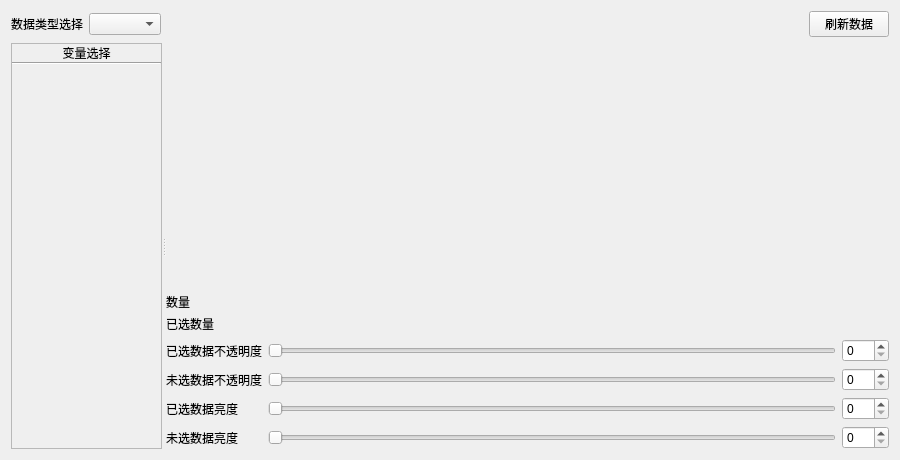
Above: Qt/Resources/UI/igQtVariableDensityWidget.ui from hu-shuhan/editOpeniGame before the change. Below: the same form after it.
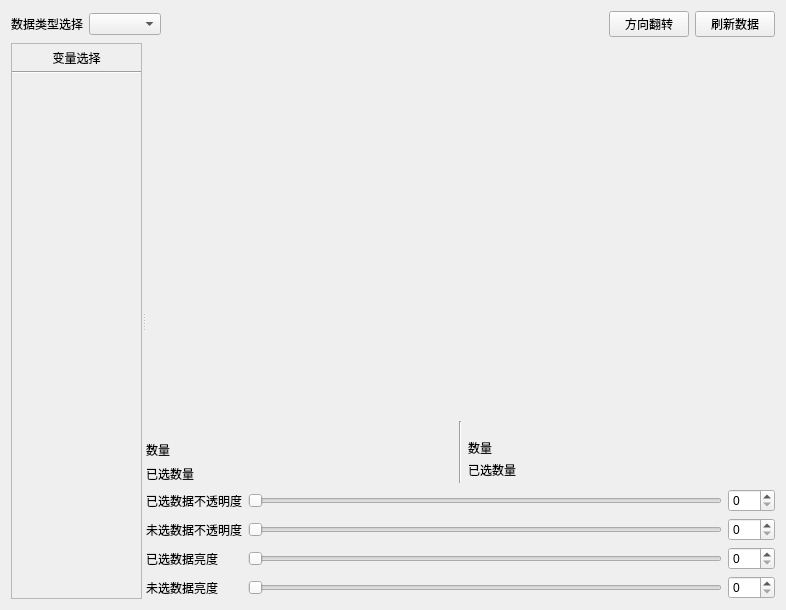
That is the form after the change.

Commit message: update the Variable Density Widget

The edit to the form file:
```diff
--- a/Qt/Resources/UI/igQtVariableDensityWidget.ui
+++ b/Qt/Resources/UI/igQtVariableDensityWidget.ui
@@ -6,8 +6,8 @@
    <rect>
     <x>0</x>
     <y>0</y>
-    <width>900</width>
-    <height>460</height>
+    <width>786</width>
+    <height>610</height>
    </rect>
   </property>
   <property name="windowTitle">
@@ -39,6 +39,13 @@
        </property>
       </spacer>
      </item>
+     <item>
+      <widget class="QPushButton" name="flipDirection">
+       <property name="text">
+        <string>方向翻转</string>
+       </property>
+      </widget>
+     </item>
      <item>
       <widget class="QPushButton" name="refreshData">
        <property name="text">
@@ -83,8 +90,8 @@
         <rect>
          <x>0</x>
          <y>0</y>
-         <width>163</width>
-         <height>404</height>
+         <width>142</width>
+         <height>554</height>
         </rect>
        </property>
        <layout class="QVBoxLayout" name="verticalLayout_6">
@@ -104,7 +111,13 @@
          <number>0</number>
         </property>
         <item>
-         <layout class="QVBoxLayout" name="variable">
+         <layout class="QVBoxLayout" name="layout">
+          <property name="spacing">
+           <number>4</number>
+          </property>
+          <property name="topMargin">
+           <number>5</number>
+          </property>
           <item>
            <widget class="QLabel" name="label">
             <property name="text">
@@ -122,6 +135,31 @@
             </property>
            </widget>
           </item>
+          <item>
+           <layout class="QHBoxLayout" name="horizontalLayout_2">
+            <item>
+             <layout class="QGridLayout" name="variable">
+              <property name="leftMargin">
+               <number>3</number>
+              </property>
+              <property name="horizontalSpacing">
+               <number>1</number>
+              </property>
+             </layout>
+            </item>
+            <item>
+             <spacer name="horizontalSpacer_2">
+              <property name="orientation">
+               <enum>Qt::Horizontal</enum>
+              </property>
+              <property name="sizeHint" stdset="0">
+               <size>
+                <width>40</width>
+                <height>20</height>
+               </size>
+              </property>
+             </spacer>
+            </item>
          </layout>
         </item>
         <item>
@@ -138,6 +176,8 @@
          </spacer>
         </item>
        </layout>
+        </item>
+       </layout>
       </widget>
      </widget>
      <widget class="QWidget" name="verticalLayoutWidget">
@@ -154,6 +194,61 @@
         </widget>
        </item>
        <item>
+        <layout class="QHBoxLayout" name="horizontalLayout_3">
+         <item>
+          <layout class="QFormLayout" name="formLayout_2">
+           <item row="0" column="0">
+            <widget class="QLabel" name="variableFirstName">
+             <property name="text">
+              <string/>
+             </property>
+            </widget>
+           </item>
+           <item row="0" column="1">
+            <widget class="QLabel" name="variableFirstPos">
+             <property name="text">
+              <string/>
+             </property>
+            </widget>
+           </item>
+           <item row="1" column="0">
+            <widget class="QLabel" name="label_11">
+             <property name="text">
+              <string>数量</string>
+             </property>
+            </widget>
+           </item>
+           <item row="1" column="1">
+            <widget class="QLabel" name="variableFirstDensityNum">
+             <property name="text">
+              <string/>
+             </property>
+            </widget>
+           </item>
+           <item row="2" column="0">
+            <widget class="QLabel" name="label_13">
+             <property name="text">
+              <string>已选数量</string>
+             </property>
+            </widget>
+           </item>
+           <item row="2" column="1">
+            <widget class="QLabel" name="variableFirstChoosedDensityNum">
+             <property name="text">
+              <string/>
+             </property>
+            </widget>
+           </item>
+          </layout>
+         </item>
+         <item>
+          <widget class="Line" name="line">
+           <property name="orientation">
+            <enum>Qt::Vertical</enum>
+           </property>
+          </widget>
+         </item>
+         <item>
         <layout class="QFormLayout" name="formLayout">
          <property name="horizontalSpacing">
           <number>15</number>
@@ -202,6 +297,8 @@
             <string/>
            </property>
           </widget>
+           </item>
+          </layout>
          </item>
         </layout>
        </item>
```
Left out of the diff: 8 changed lines with no effect on the pictures. Lines whose indentation alone changed are shown as unchanged. The commit also changes 5 other files.
